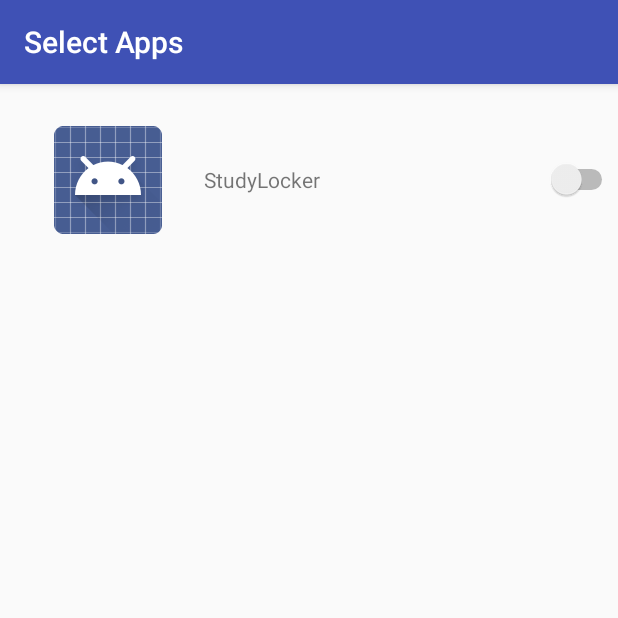
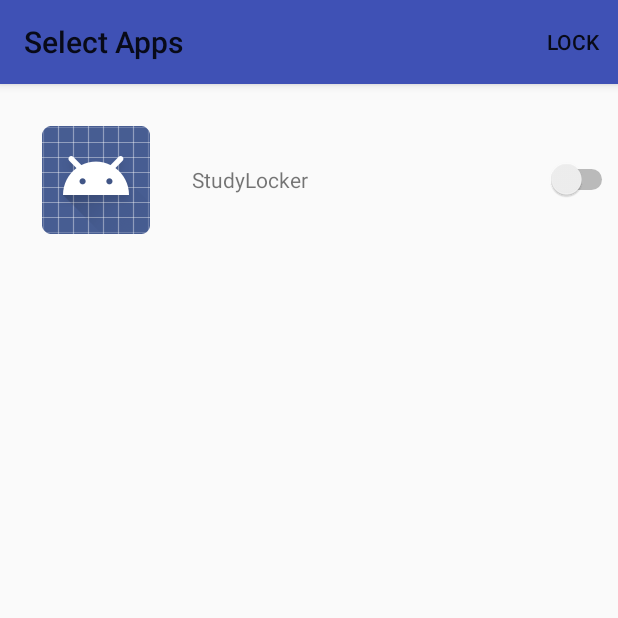
Before and after one commit to Green-Shadow/StudyLocker, an Android app: the screen it shows after launch (AppListActivity), on a phone screen of 412 x 824 dp, the top half of it. Run offline under Robolectric (Android 15) with nearby library versions, the phone set to English and light mode, and no system bars.

Commit message:
Basic lock functionality working.

```diff
--- a/app/src/main/java/com/greenshadow/studylocker/AppInterstitialActivity.java
+++ b/app/src/main/java/com/greenshadow/studylocker/AppInterstitialActivity.java
@@ -2,6 +2,7 @@ package com.greenshadow.studylocker;
 
 import android.support.v7.app.AppCompatActivity;
 import android.os.Bundle;
+import android.view.View;
 import android.view.Window;
 
 public class AppInterstitialActivity extends AppCompatActivity {
@@ -12,4 +13,8 @@ public class AppInterstitialActivity extends AppCompatActivity {
         requestWindowFeature(Window.FEATURE_NO_TITLE);
         setContentView(R.layout.activity_app_interstitial);
     }
+
+    public void AllowAccess(View v){
+        finish();
+    }
 }
--- a/app/src/main/java/com/greenshadow/studylocker/AppListActivity.java
+++ b/app/src/main/java/com/greenshadow/studylocker/AppListActivity.java
@@ -1,9 +1,20 @@
 package com.greenshadow.studylocker;
 
+import android.accessibilityservice.AccessibilityServiceInfo;
+import android.content.Context;
+import android.content.DialogInterface;
+import android.content.Intent;
 import android.os.AsyncTask;
 import android.os.Bundle;
+import android.support.v7.app.AlertDialog;
 import android.support.v7.app.AppCompatActivity;
+import android.support.v7.widget.Toolbar;
+import android.util.Log;
+import android.view.Menu;
+import android.view.MenuItem;
 import android.view.View;
+import android.view.accessibility.AccessibilityEvent;
+import android.view.accessibility.AccessibilityManager;
 import android.widget.ListView;
 import android.content.pm.PackageManager;
 import android.content.pm.ApplicationInfo;
@@ -15,17 +26,69 @@ import java.util.ArrayList;
 
 public class AppListActivity extends AppCompatActivity {
     private AppListAdapter adpt;
-    private ProgressBar spinner;
 
     @Override
     protected void onCreate(Bundle savedInstanceState) {
         super.onCreate(savedInstanceState);
         setContentView(R.layout.activity_app_list);
+        Toolbar myToolbar = (Toolbar) findViewById(R.id.my_toolbar);
+        setSupportActionBar(myToolbar);
         ListView listView = (ListView) findViewById(R.id.listview);
-        adpt = new AppListAdapter(this,new ArrayList<ApplicationInfo>());
+        adpt = new AppListAdapter(this, new ArrayList<ApplicationInfo>());
         listView.setAdapter(adpt);
         new LoadList().execute();
+        if (!isAccessibilityEnabled(this, "com.greenshadow.studylocker/.AppLockService")) {
+            AlertDialog.Builder builder = new AlertDialog.Builder(this);
+            builder.setMessage("Enable the accessibility service")
+                    .setPositiveButton("Enable", new DialogInterface.OnClickListener() {
+                        public void onClick(DialogInterface dialog, int id) {
+                            Intent intent = new Intent(android.provider.Settings.ACTION_ACCESSIBILITY_SETTINGS);
+                            startActivityForResult(intent, 0);
+                            Intent serviceIntent = new Intent(AppListActivity.this, AppLockService.class);
+                            startService(serviceIntent);
+                            Log.d("SERVICE", "Service started");
+                        }
+                    })
+                    .setNegativeButton("Cancel", new DialogInterface.OnClickListener() {
+                        public void onClick(DialogInterface dialog, int id) {
 
+                        }
+                    });
+            builder.show();
+        }else{
+            Intent serviceIntent = new Intent(AppListActivity.this, AppLockService.class);
+            startService(serviceIntent);
+            Log.d("SERVICE", "Service started");
+        }
+    }
+
+    boolean b;
+    @Override
+    public boolean onCreateOptionsMenu(Menu menu) {
+        b = false;
+        getMenuInflater().inflate(R.menu.main_menu, menu);
+        return true;
+    }
+
+
+    @Override
+    public boolean onOptionsItemSelected(MenuItem item) {
+        switch (item.getItemId()) {
+            case R.id.app_lock_button:
+                Intent broadcast1 = new Intent("lock_changestate");
+                if(!b){
+                    b = true;
+                    item.setTitle("Unlock");
+                }
+                else if(b){
+                    b = false;
+                    item.setTitle("Lock");
+                }
+                broadcast1.putExtra("state", b);
+                sendBroadcast(broadcast1);
+            default:
+                return super.onOptionsItemSelected(item);
+        }
     }
 
     private class LoadList extends AsyncTask<Void,Void,List>{
@@ -43,6 +106,7 @@ public class AppListActivity extends AppCompatActivity {
         @Override
         protected void onPostExecute(List l){
             adpt.setItemList(l);
+            Log.d("Test",l.toString());
             adpt.notifyDataSetChanged();
             spinner.setVisibility(View.GONE);
         }
@@ -59,4 +123,16 @@ public class AppListActivity extends AppCompatActivity {
         }
         return disp_packages;
     }
+
+    public static boolean isAccessibilityEnabled(Context context, String id) {
+        AccessibilityManager am = (AccessibilityManager) context.getSystemService(Context.ACCESSIBILITY_SERVICE);
+        List<AccessibilityServiceInfo> runningServices = am.getEnabledAccessibilityServiceList(AccessibilityEvent.TYPES_ALL_MASK);
+        for (AccessibilityServiceInfo service : runningServices) {
+            if (id.equals(service.getId())) {
+                Log.d("AccService","Service enabled");
+                return true;
+            }
+        }
+        return false;
+    }
 }
--- a/app/src/main/java/com/greenshadow/studylocker/DBHandler.java
+++ b/app/src/main/java/com/greenshadow/studylocker/DBHandler.java
@@ -50,7 +50,7 @@ public class DBHandler extends SQLiteOpenHelper {
     // Getting All Contacts
     public List<String> getAllApps() {
         List<String> appList = new ArrayList<String>();
-        String selectQuery = "SELECT  * FROM " + TABLE_LOCKEDAPPS;
+        String selectQuery = "SELECT " + PACKAGE_NAME  + " FROM " + TABLE_LOCKEDAPPS;
         SQLiteDatabase db = this.getWritableDatabase();
         Cursor cursor = db.rawQuery(selectQuery, null);
         if (cursor.moveToFirst()) {
--- a/app/src/main/res/layout/activity_app_list.xml
+++ b/app/src/main/res/layout/activity_app_list.xml
@@ -5,14 +5,24 @@
     android:layout_width="match_parent"
     android:layout_height="match_parent"
     tools:context="com.greenshadow.studylocker.AppListActivity">
+    <android.support.v7.widget.Toolbar
+        android:id="@+id/my_toolbar"
+        android:layout_width="0dp"
+        android:layout_height="56dp"
+        app:layout_constraintLeft_toLeftOf="parent"
+        app:layout_constraintRight_toRightOf="parent"
+        android:background="?attr/colorPrimary"
+        android:elevation="4dp"
+        android:theme="@style/ThemeOverlay.AppCompat.ActionBar"
+        app:popupTheme="@style/ThemeOverlay.AppCompat.Light"
+        tools:layout_editor_absoluteY="0dp" />
 
     <ProgressBar
         android:id="@+id/spinner"
         android:layout_width="wrap_content"
         android:layout_height="wrap_content"
-        tools:layout_editor_absoluteX="196dp"
         android:layout_marginTop="291dp"
-        app:layout_constraintTop_toTopOf="parent"
+        app:layout_constraintTop_toBottomOf="@+id/my_toolbar"
         app:layout_constraintBottom_toBottomOf="parent"
         app:layout_constraintLeft_toLeftOf="parent"
         app:layout_constraintRight_toRightOf="parent"
@@ -23,14 +33,13 @@
         android:id="@+id/listview"
         android:layout_width="0dp"
         android:layout_height="wrap_content"
-        tools:layout_editor_absoluteY="-14dp"
-        app:layout_constraintStart_toStartOf="parent"
+        android:layout_marginLeft="8dp"
+        android:layout_marginStart="8dp"
         app:layout_constraintEnd_toEndOf="parent"
+        app:layout_constraintHorizontal_bias="0.48"
+        app:layout_constraintLeft_toLeftOf="parent"
         app:layout_constraintRight_toRightOf="parent"
-        android:layout_marginRight="0dp"
-        android:layout_marginLeft="8dp"
-        app:layout_constraintLeft_toLeftOf="parent"
-        app:layout_constraintHorizontal_bias="0.48">
+        app:layout_constraintTop_toBottomOf="@+id/my_toolbar">
 
     </ListView>
 
--- /dev/null
+++ b/app/src/main/res/menu/main_menu.xml
@@ -0,0 +1,8 @@
+<?xml version="1.0" encoding="utf-8"?>
+<menu xmlns:android="http://schemas.android.com/apk/res/android"
+    xmlns:app="http://schemas.android.com/apk/res-auto">
+    <item
+        android:id="@+id/app_lock_button"
+        android:title="Lock"
+        app:showAsAction="always"/>
+</menu>
--- a/app/src/main/res/values/strings.xml
+++ b/app/src/main/res/values/strings.xml
@@ -1,3 +1,4 @@
 <resources>
     <string name="app_name">StudyLocker</string>
+    <string name="accessibility_service_description">This is required for the locking functionality to work</string>
 </resources>
--- a/app/src/main/res/values/styles.xml
+++ b/app/src/main/res/values/styles.xml
@@ -1,7 +1,7 @@
 <resources>
 
     <!-- Base application theme. -->
-    <style name="AppTheme" parent="Theme.AppCompat.Light.DarkActionBar">
+    <style name="AppTheme" parent="Theme.AppCompat.Light.NoActionBar">
         <!-- Customize your theme here. -->
         <item name="colorPrimary">@color/colorPrimary</item>
         <item name="colorPrimaryDark">@color/colorPrimaryDark</item>
```
Also changed, not shown: app/src/main/AndroidManifest.xml (+12 -3 lines), app/src/main/java/com/greenshadow/studylocker/AppLockService.java (+78 -9 lines), app/src/main/res/layout/activity_app_interstitial.xml (+15 -0 lines), app/src/main/res/xml/accessibilityservice.xml (added, +8 -0 lines).
